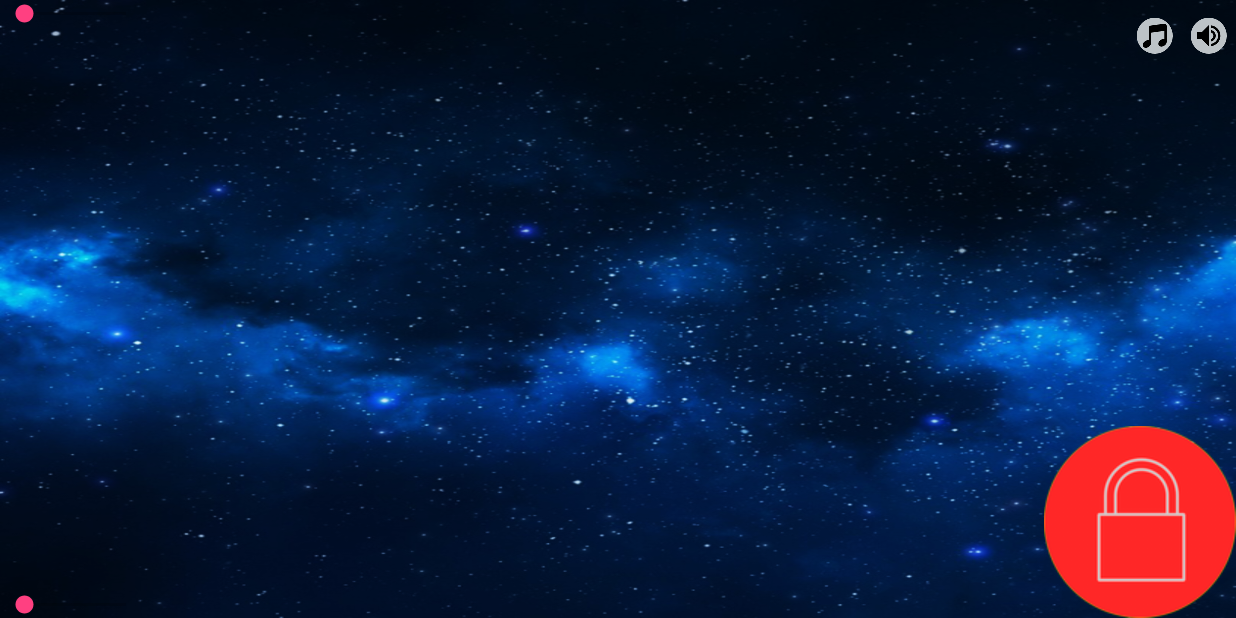
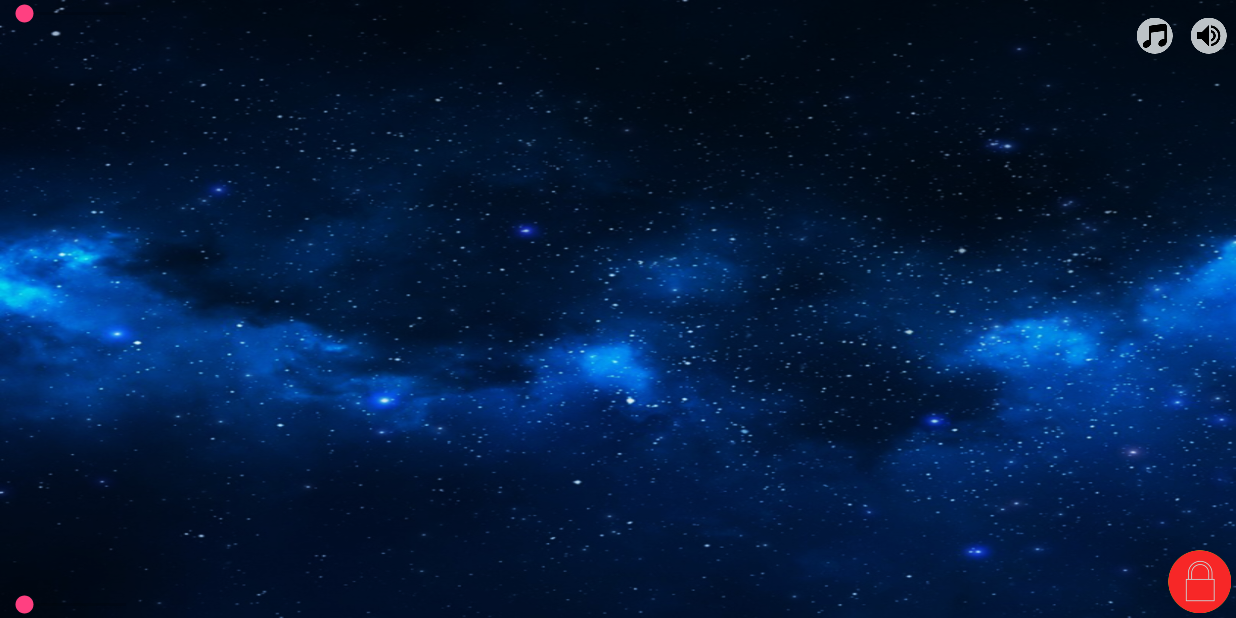
Before and after one commit to oleghansen/PlanetX, an Android app: the GameActivity screen opened directly, with no data from a screen before it, on a phone screen of 824 x 412 dp (held sideways). Run offline under Robolectric (Android 15) with nearby library versions, the light colour scheme and no system bars; 4 statements that could not run were skipped.

Commit message:
responsive buttons

```diff
--- a/app/src/main/res/layout/activity_game.xml
+++ b/app/src/main/res/layout/activity_game.xml
@@ -20,7 +20,7 @@
             android:layout_width="wrap_content"
             android:layout_height="wrap_content"
             android:id="@+id/btn_lock"
-            android:src="@drawable/lock"
+            android:src="@mipmap/lock"
             android:onClick="click_lock"
             android:layout_alignParentRight="true"/>
 
@@ -29,7 +29,7 @@
             android:layout_height="wrap_content"
             android:id="@+id/btn_fire"
             android:visibility="invisible"
-            android:src="@drawable/fire"
+            android:src="@mipmap/fire"
             android:onClick="click_fire"
             android:layout_alignParentRight="true"/>
 
```
